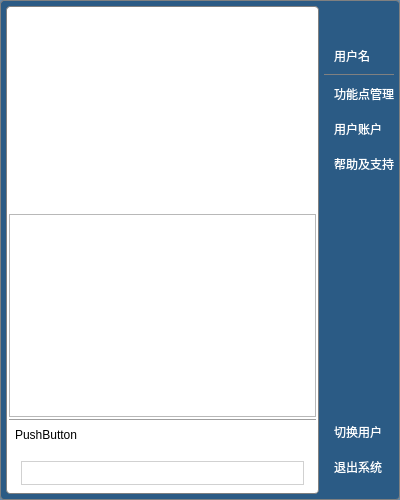
Above: SKGui/cnavigtion.ui from song-kang/SKHMIProject before the change. Below: the same form after it.
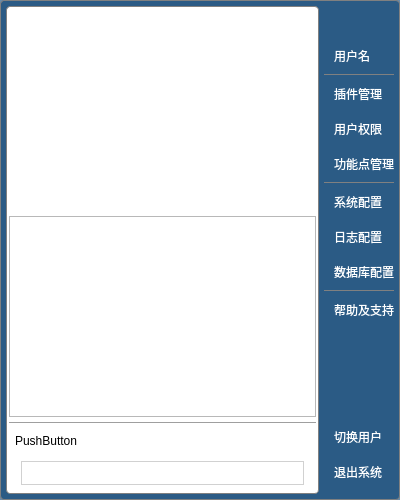
That is the form after the change. Icons and pictures are not drawn.

Patch:
```diff
--- a/SKGui/cnavigtion.ui
+++ b/SKGui/cnavigtion.ui
@@ -46,20 +46,11 @@
            <item row="0" column="0">
             <layout class="QVBoxLayout" name="verticalLayout">
              <property name="spacing">
-              <number>2</number>
+              <number>5</number>
              </property>
-             <property name="leftMargin">
+             <property name="margin">
               <number>3</number>
              </property>
-             <property name="topMargin">
-              <number>3</number>
-             </property>
-             <property name="rightMargin">
-              <number>3</number>
-             </property>
-             <property name="bottomMargin">
-              <number>9</number>
-             </property>
              <item>
               <widget class="QWidget" name="widgetItem" native="true">
                <layout class="QGridLayout" name="gridLayout">
@@ -205,7 +196,7 @@
         <number>0</number>
        </property>
        <property name="bottomMargin">
-        <number>10</number>
+        <number>5</number>
        </property>
        <item>
         <widget class="QWidget" name="widget_4" native="true">
@@ -267,6 +258,56 @@
          </property>
         </widget>
        </item>
+       <item>
+        <widget class="QPushButton" name="btnPlugin">
+         <property name="cursor">
+          <cursorShape>PointingHandCursor</cursorShape>
+         </property>
+         <property name="styleSheet">
+          <string notr="true">QPushButton {
+	border-radius:1px;
+	border:none;
+	background: transparent;
+	color:#ffffff;
+	text-align: left;
+	height:35px;
+	padding-left:10px;
+}
+
+QPushButton::hover {
+	border-image:url(:/images/btn_bg)
+}</string>
+         </property>
+         <property name="text">
+          <string>插件管理</string>
+         </property>
+        </widget>
+       </item>
+       <item>
+        <widget class="QPushButton" name="btnUsers">
+         <property name="cursor">
+          <cursorShape>PointingHandCursor</cursorShape>
+         </property>
+         <property name="styleSheet">
+          <string notr="true">QPushButton {
+	border-radius:1px;
+	border:none;
+	background: transparent;
+	color:#ffffff;
+	text-align: left;
+	height:35px;
+	padding-left:10px;
+}
+
+QPushButton::hover {
+	border-image:url(:/images/btn_bg)
+}</string>
+         </property>
+         <property name="text">
+          <string>用户权限</string>
+         </property>
+        </widget>
+       </item>
        <item>
         <widget class="QPushButton" name="btnFunPoint">
          <property name="cursor">
@@ -293,7 +334,20 @@
         </widget>
        </item>
        <item>
-        <widget class="QPushButton" name="btnUsers">
+        <widget class="Line" name="line_3">
+         <property name="styleSheet">
+          <string notr="true">color: gray;</string>
+         </property>
+         <property name="frameShadow">
+          <enum>QFrame::Plain</enum>
+         </property>
+         <property name="orientation">
+          <enum>Qt::Horizontal</enum>
+         </property>
+        </widget>
+       </item>
+       <item>
+        <widget class="QPushButton" name="btnSysConfig">
          <property name="cursor">
           <cursorShape>PointingHandCursor</cursorShape>
          </property>
@@ -313,7 +367,70 @@
 }</string>
          </property>
          <property name="text">
-          <string>用户账户</string>
+          <string>系统配置</string>
+         </property>
+        </widget>
+       </item>
+       <item>
+        <widget class="QPushButton" name="btnLog">
+         <property name="cursor">
+          <cursorShape>PointingHandCursor</cursorShape>
+         </property>
+         <property name="styleSheet">
+          <string notr="true">QPushButton {
+	border-radius:1px;
+	border:none;
+	background: transparent;
+	color:#ffffff;
+	text-align: left;
+	height:35px;
+	padding-left:10px;
+}
+
+QPushButton::hover {
+	border-image:url(:/images/btn_bg)
+}</string>
+         </property>
+         <property name="text">
+          <string>日志配置</string>
+         </property>
+        </widget>
+       </item>
+       <item>
+        <widget class="QPushButton" name="btnDB">
+         <property name="cursor">
+          <cursorShape>PointingHandCursor</cursorShape>
+         </property>
+         <property name="styleSheet">
+          <string notr="true">QPushButton {
+	border-radius:1px;
+	border:none;
+	background: transparent;
+	color:#ffffff;
+	text-align: left;
+	height:35px;
+	padding-left:10px;
+}
+
+QPushButton::hover {
+	border-image:url(:/images/btn_bg)
+}</string>
+         </property>
+         <property name="text">
+          <string>数据库配置</string>
+         </property>
+        </widget>
+       </item>
+       <item>
+        <widget class="Line" name="line_4">
+         <property name="styleSheet">
+          <string notr="true">color: gray;</string>
+         </property>
+         <property name="frameShadow">
+          <enum>QFrame::Plain</enum>
+         </property>
+         <property name="orientation">
+          <enum>Qt::Horizontal</enum>
          </property>
         </widget>
        </item>
```
